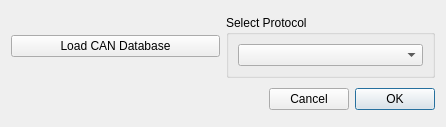
Above: PluginsCommonCAN/select_can_database.ui from PlotJuggler/plotjuggler-CAN-dbs before the change. Below: the same form after it.
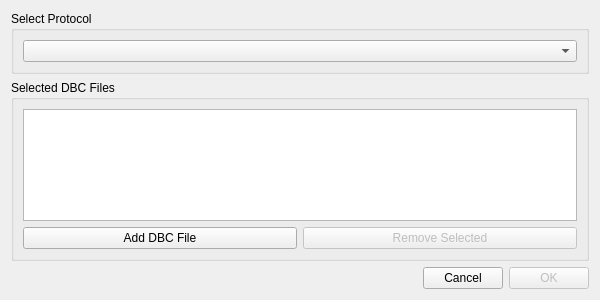
That is the form after the change.

What changed in the file:
```diff
--- a/PluginsCommonCAN/select_can_database.ui
+++ b/PluginsCommonCAN/select_can_database.ui
@@ -6,22 +6,64 @@
    <rect>
     <x>0</x>
     <y>0</y>
-    <width>446</width>
-    <height>127</height>
+                <width>600</width>
+                <height>300</height>
    </rect>
   </property>
   <property name="windowTitle">
-   <string>Connect</string>
-  </property>
-  <layout class="QGridLayout" name="gridLayout_2">
-   <item row="1" column="0">
-    <widget class="QPushButton" name="loadDatabaseButton">
+            <string>Select CAN Database</string>
+        </property>
+        <layout class="QVBoxLayout" name="verticalLayout">
+            <item>
+                <widget class="QGroupBox" name="selectProtocolBox">
+                    <property name="title">
+                        <string>Select Protocol</string>
+                    </property>
+                    <layout class="QHBoxLayout" name="horizontalLayout_2">
+                        <item>
+                            <widget class="QComboBox" name="protocolListBox" />
+                        </item>
+                    </layout>
+                </widget>
+            </item>
+            <item>
+                <widget class="QGroupBox" name="databasesBox">
+                    <property name="title">
+                        <string>Selected DBC Files</string>
+                    </property>
+                    <layout class="QVBoxLayout" name="verticalLayout_2">
+                        <item>
+                            <widget class="QListWidget" name="dbcFilesList">
+                                <property name="selectionMode">
+                                    <enum>QAbstractItemView::SingleSelection</enum>
+                                </property>
+                            </widget>
+                        </item>
+                        <item>
+                            <layout class="QHBoxLayout" name="databaseButtonsLayout">
+                                <item>
+                                    <widget class="QPushButton" name="addDatabaseButton">
      <property name="text">
-      <string>Load CAN Database</string>
+                                            <string>Add DBC File</string>
      </property>
     </widget>
    </item>
-   <item row="3" column="0" colspan="2">
+                                <item>
+                                    <widget class="QPushButton" name="removeDatabaseButton">
+                                        <property name="text">
+                                            <string>Remove Selected</string>
+                                        </property>
+                                        <property name="enabled">
+                                            <bool>false</bool>
+                                        </property>
+                                    </widget>
+                                </item>
+                            </layout>
+                        </item>
+                    </layout>
+                </widget>
+            </item>
+            <item>
     <layout class="QHBoxLayout" name="horizontalLayout">
      <item>
       <spacer name="horizontalSpacer">
@@ -57,21 +99,12 @@
        <property name="default">
         <bool>true</bool>
        </property>
-      </widget>
-     </item>
-    </layout>
-   </item>
-   <item row="1" column="1">
-    <widget class="QGroupBox" name="selectProtocolBox">
-     <property name="title">
-      <string>Select Protocol</string>
-     </property>
-     <layout class="QHBoxLayout" name="horizontalLayout_2">
-      <item>
-       <widget class="QComboBox" name="protocolListBox"/>
-      </item>
-     </layout>
-    </widget>
+                            <property name="enabled">
+                                <bool>false</bool>
+                            </property>
+                        </widget>
+                    </item>
+                </layout>
    </item>
   </layout>
  </widget>
```
Left out of the diff: 4 changed lines with no effect on the pictures. Lines whose indentation alone changed are shown as unchanged.
